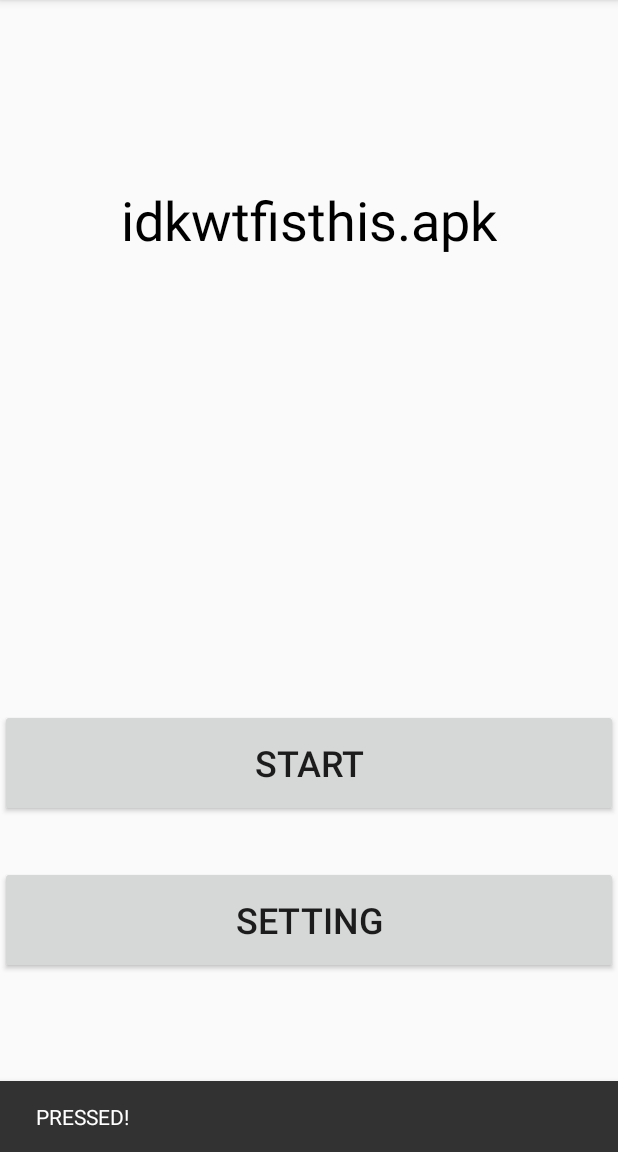
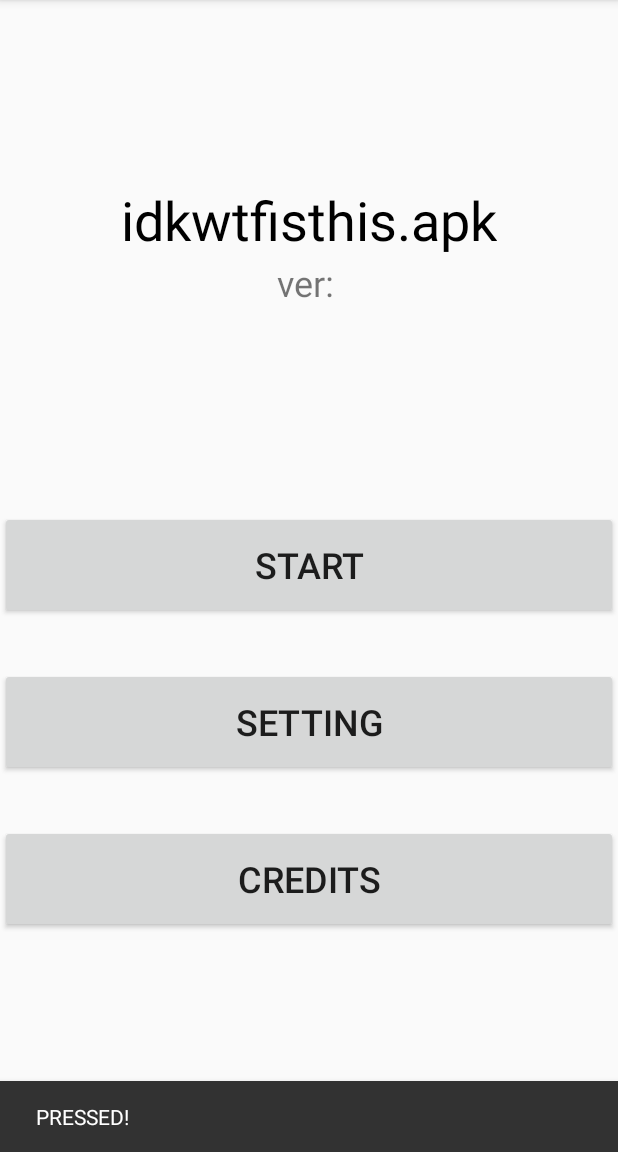
Before and after one commit to DABRiXPERT/APKOFIWIT, an Android app: the screen it shows after launch (MainActivity), after a tap on "START", on a phone screen of 412 x 824 dp, the part 84-1236 px from its top. Run offline under Robolectric (Android 15) with nearby library versions, the phone set to English and light mode, and no system bars; 1 statement that could not run was skipped.

Commit message:
CREDITS I/F COMPLETE
[2021.02.12_2343_+0800]

```diff
--- a/app/src/main/java/com/buriku/nayoni/apkofiwit/MAIN_MENU.java
+++ b/app/src/main/java/com/buriku/nayoni/apkofiwit/MAIN_MENU.java
@@ -4,6 +4,8 @@ import android.os.Bundle;
 
 import androidx.annotation.Nullable;
 import androidx.fragment.app.Fragment;
+import androidx.fragment.app.FragmentManager;
+import androidx.fragment.app.FragmentTransaction;
 
 import android.text.Layout;
 import android.util.Log;
@@ -19,15 +21,17 @@ public class MAIN_MENU extends Fragment {
 
     TextView version;
     Button start;
+    Button setting;
+    Button credits;
     MainActivity activity;
     String current_ver = "";
-    /*
+
     @Override
     public void onCreate(@Nullable Bundle savedInstanceState) {
         super.onCreate(savedInstanceState);
         activity = (MainActivity) getActivity();
     }
-    */
+
     @Override
     public View onCreateView(LayoutInflater inflater, ViewGroup container, Bundle savedInstanceState) {
         // Inflate the layout for this fragment
@@ -35,11 +39,15 @@ public class MAIN_MENU extends Fragment {
         getFragmentManager().popBackStack();
         View view = inflater.inflate(R.layout.fragment_main_menu, container, false);
         start = view.findViewById(R.id.start_button);
+        setting = view.findViewById(R.id.setting);
+        credits = view.findViewById(R.id.credits);
         version = view.findViewById(R.id.version);
-        if (getString(R.string.indev) == "true")
+        if (getString(R.string.indev) != "true")
         {
             current_ver += "[CONSTRUCTING]\n";
+            Log.w("DAB", "indev true.");
         }
+        current_ver += "ver: ";
         current_ver += BuildConfig.VERSION_NAME;
         Log.w("DAB", "current = " + current_ver);
         version.setText(current_ver);
@@ -49,7 +57,29 @@ public class MAIN_MENU extends Fragment {
                 Snackbar.make(view, "PRESSED!", Snackbar.LENGTH_LONG).show();
             }
         });
+        setting.setOnClickListener(new View.OnClickListener() {
+            @Override
+            public void onClick(View v) {
+
+            }
+        });
+        credits.setOnClickListener(new View.OnClickListener() {
+            @Override
+            public void onClick(View v) {
+                FragmentTransaction fragmentTransaction = getFragmentManager().beginTransaction();
+                CREDITS credits = new CREDITS();
+                fragmentTransaction.replace(R.id.place_view_in_here, credits);
+                fragmentTransaction.commit();
+            }
+        });
 
         return view;
     }
 }
+/*
+FragmentManager fragmentManager = getSupportFragmentManager();
+FragmentTransaction fragmentTransaction = fragmentManager.beginTransaction();
+MAIN_MENU main_menu = new MAIN_MENU();
+fragmentTransaction.add(R.id.place_view_in_here, main_menu);
+fragmentTransaction.commit();
+*/
--- a/app/src/main/res/layout/fragment_main_menu.xml
+++ b/app/src/main/res/layout/fragment_main_menu.xml
@@ -15,6 +15,7 @@
             android:layout_width="wrap_content"
             android:layout_height="wrap_content"
             android:layout_marginTop="122dp"
+            android:layout_marginBottom="1dp"
             android:text="@string/game_title"
             android:textColor="@color/black"
             android:textSize="36sp"
@@ -28,7 +29,8 @@
             android:id="@+id/version"
             android:layout_width="wrap_content"
             android:layout_height="wrap_content"
-            android:layout_marginBottom="269dp"
+            android:layout_marginBottom="136dp"
+            android:gravity="center"
             android:text="@string/ver_failed_to_load"
             android:textSize="24sp"
             app:layout_constraintBottom_toTopOf="@+id/linearLayout"
@@ -65,6 +67,19 @@
                 android:layout_height="72sp"
                 android:text="@string/setting"
                 android:textSize="24sp" />
+
+            <TextView
+                android:id="@+id/useless_textView2"
+                android:layout_width="match_parent"
+                android:layout_height="wrap_content"
+                android:textSize="24sp" />
+
+            <Button
+                android:id="@+id/credits"
+                android:layout_width="match_parent"
+                android:layout_height="72sp"
+                android:text="@string/credits"
+                android:textSize="24sp" />
         </LinearLayout>
 
     </androidx.constraintlayout.widget.ConstraintLayout>
--- a/app/src/main/res/values/strings.xml
+++ b/app/src/main/res/values/strings.xml
@@ -3,8 +3,11 @@
     <string name="game_title">idkwtfisthis.apk</string>
     <string name="start_game">START</string>
     <string name="setting">SETTING</string>
-    <!-- FAILED TO LOAD VERSION-->
+    <string name="credits">CREDITS</string>
+    <string name="exit">EXIT</string>
+    <!-- FAILED TO LOAD-->
     <string name="ver_failed_to_load">VERSION FAILED LOADING.</string>
+    <string name="credits_content_failed_to_load">CREDITS FAILED LOADING.</string>
     <!-- TODO: Remove or change this placeholder text -->
     <string name="hello_blank_fragment">Hello blank fragment</string>
 </resources>
```
Also changed, not shown: app/src/main/java/com/buriku/nayoni/apkofiwit/CREDITS.java (added, +36 -0 lines), app/src/main/res/layout/fragment_credits.xml (added, +68 -0 lines), 1 other file.
